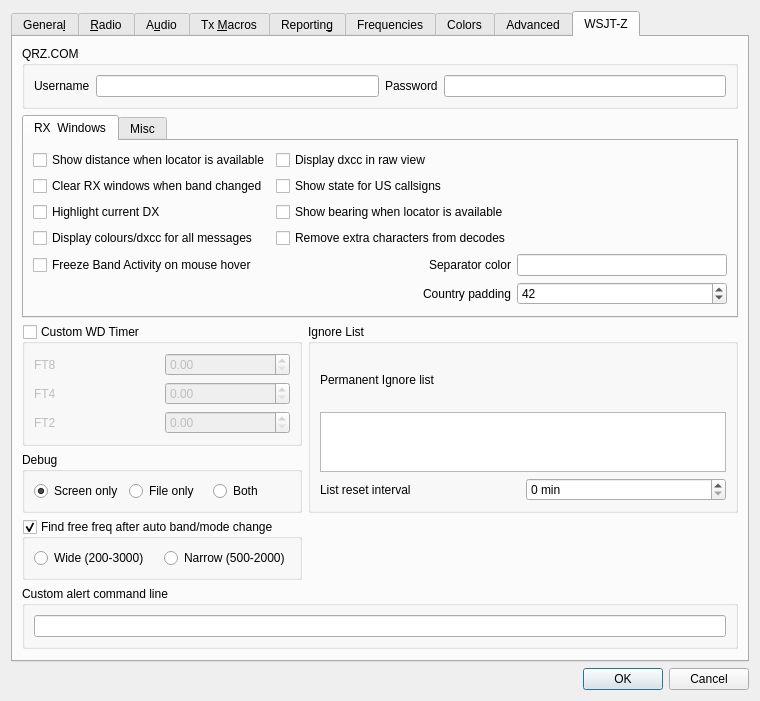
First picture: the form in Configuration.ui, repository SpudGunMan/WSJT-Zed, before the edit.
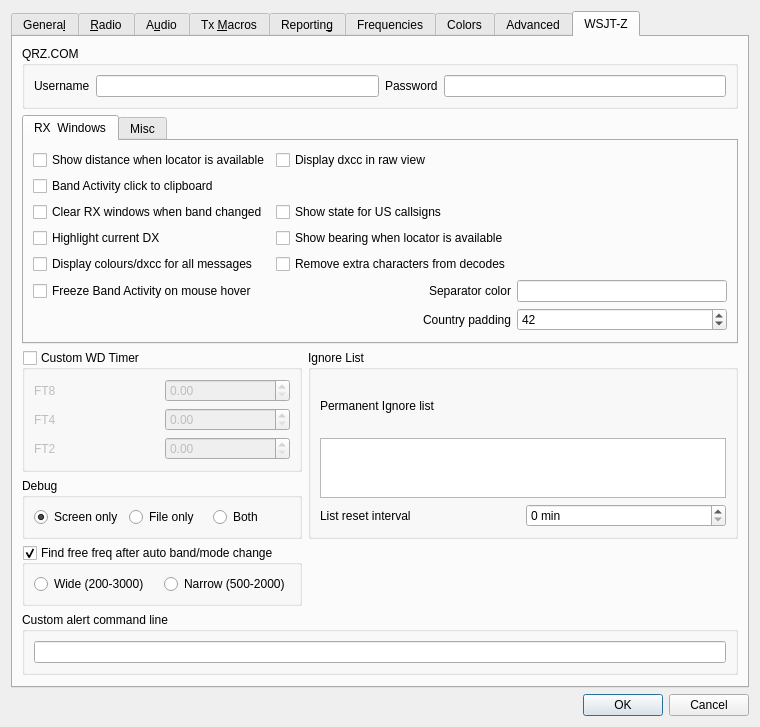
Second picture: the form after the edit. Custom widgets are drawn as their Qt base class.

```diff
--- a/Configuration.ui
+++ b/Configuration.ui
@@ -3649,6 +3649,13 @@
              </property>
             </widget>
            </item>
+                     <item row="1" column="0" colspan="3">
+                        <widget class="QCheckBox" name="cb_copyOnClickBA">
+                         <property name="text">
+                            <string>Band Activity click to clipboard</string>
+                         </property>
+                        </widget>
+                     </item>
            <item row="4" column="1">
             <widget class="QCheckBox" name="cb_removeExtra">
              <property name="toolTip">
```
